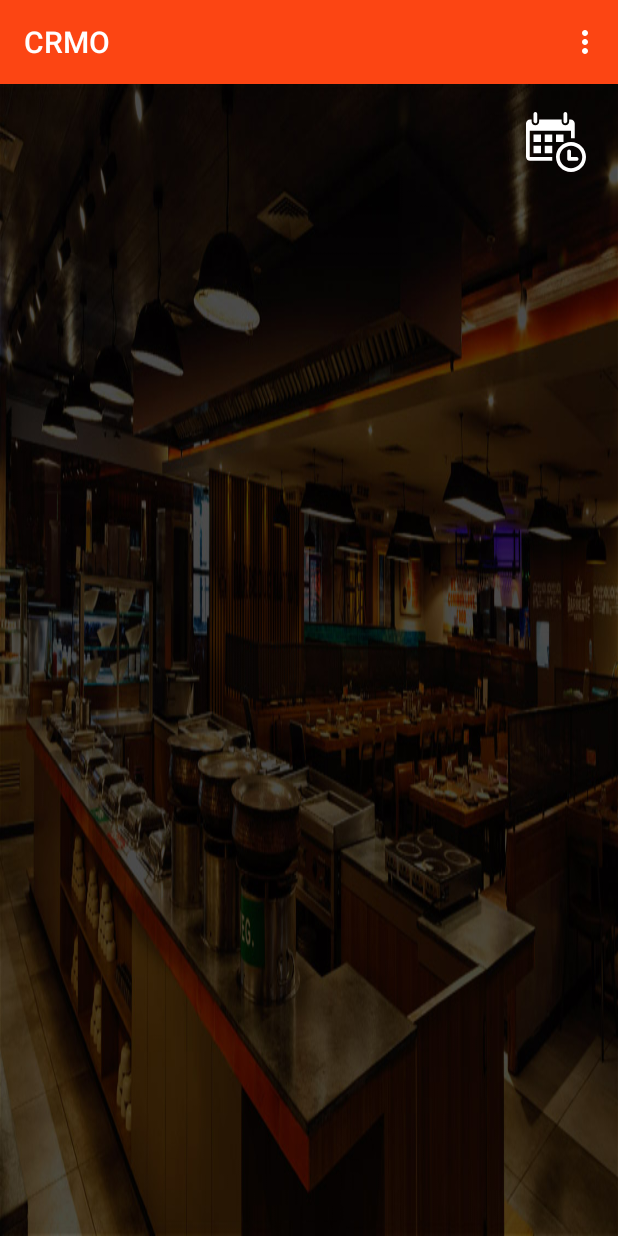
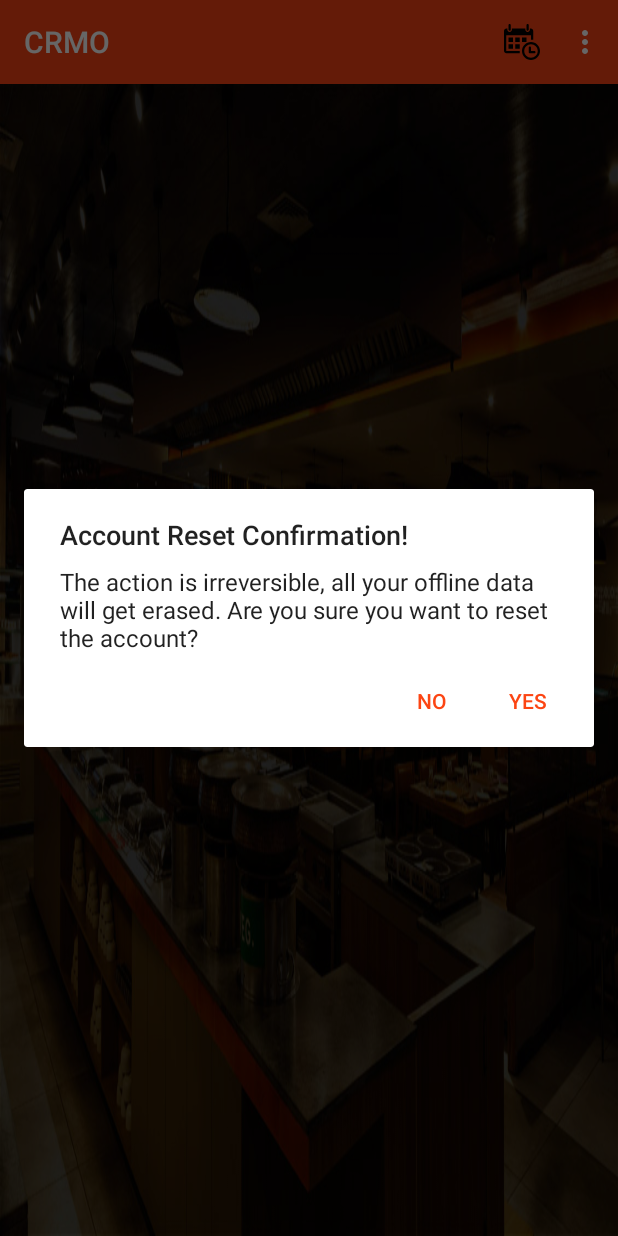
Before and after one commit to GAurav0812/bbq-crm-app, an Android app: the ReservationActivity screen opened directly, with no data from a screen before it, in the options menu, after a tap on "Reset Account", on a phone screen of 412 x 824 dp. Run offline under Robolectric (Android 15) with nearby library versions, the phone set to English and light mode, and no system bars; 1 statement that could not run was skipped.

Commit message:
2nd Commit

```diff
--- a/app/src/main/AndroidManifest.xml
+++ b/app/src/main/AndroidManifest.xml
@@ -13,7 +13,8 @@
             android:supportsRtl="true"
             android:screenOrientation="portrait"
             android:theme="@style/AppTheme.NoActionBar">
-        <activity android:name=".SplashScreen">
+        <activity android:name=".SplashScreen"
+                  android:screenOrientation="portrait">
             <intent-filter>
                 <action android:name="android.intent.action.MAIN"/>
 
@@ -36,6 +37,8 @@
         <activity android:name=".ConfigureActivity"
                   android:screenOrientation="portrait">
         </activity>
+        <activity android:name=".pages.WebViewActivity">
+        </activity>
     </application>
 
 </manifest>
--- a/app/src/main/java/bbq/com/app/ReservationActivity.java
+++ b/app/src/main/java/bbq/com/app/ReservationActivity.java
@@ -2,22 +2,25 @@ package bbq.com.app;
 
 import android.app.DatePickerDialog;
 import android.app.Dialog;
+import android.app.ProgressDialog;
+import android.content.DialogInterface;
 import android.graphics.Color;
 import android.support.v4.app.Fragment;
 import android.support.design.widget.TabLayout;
 import android.support.v4.app.FragmentManager;
 import android.support.v4.app.FragmentPagerAdapter;
 import android.support.v4.view.ViewPager;
+import android.support.v7.app.AlertDialog;
 import android.support.v7.app.AppCompatActivity;
 import android.os.Bundle;
+import android.support.v7.app.AlertDialog;
 import android.view.Menu;
 import android.view.MenuItem;
 import android.view.View;
-import android.widget.DatePicker;
-import android.widget.EditText;
-import android.widget.ImageView;
-import android.widget.ListView;
+import android.widget.*;
 import bbq.com.app.utils.AsyncRequest;
+import bbq.com.app.utils.DetectConnection;
+import bbq.com.app.utils.SessionManager;
 import org.json.JSONArray;
 import org.json.JSONException;
 import org.json.JSONObject;
@@ -31,13 +34,16 @@ public class ReservationActivity extends AppCompatActivity implements AsyncReque
 
     private TabLayout tabLayout;
     private ViewPager viewPager;
+    SessionManager sessionManager;
     ListView sessionListView;
     ArrayList<SessionsObject> sessionObjectArrayList;
     ArrayList<CustomerInfoObject> customerInfoObjectArrayList;
     private String[] title;
+    ProgressDialog pDialog;
     private int mYear, mMonth, mDay, mHour, mMinute;
     String txtDate;
     String date;
+    JSONArray unSyncArray = new JSONArray();
 
     @Override
     protected void onCreate(Bundle savedInstanceState) {
@@ -56,24 +62,13 @@ public class ReservationActivity extends AppCompatActivity implements AsyncReque
 
 
 
-        date = (ImageView) findViewById(R.id.ic_calender);
-        date.setOnClickListener(this);
+        /*date = (ImageView) findViewById(R.id.ic_calender);
+        date.setOnClickListener(this);*/
         String address = "reservation.json";
         AsyncRequest requestList = new AsyncRequest(ReservationActivity.this, "GET");
         requestList.execute(address);
     }
 
-
-    @Override
-    public boolean onOptionsItemSelected(MenuItem item) {
-        switch (item.getItemId()) {
-            case android.R.id.home:
-                this.finish();
-                return true;
-            default:
-                return super.onOptionsItemSelected(item);
-        }
-    }
 
     private void setupViewPager(ViewPager viewPager) {
         ViewPagerAdapter adapter = new ViewPagerAdapter(getSupportFragmentManager());
@@ -146,11 +141,59 @@ public class ReservationActivity extends AppCompatActivity implements AsyncReque
         return true;
     }
 
-/*    private void loadInfo(){
-        String address = "reservation.json" ;
-        AsyncRequest requestList = new AsyncRequest(ReservationActivity.this,"GET");
-        requestList.execute(address);
-    }*/
+    @Override
+    public boolean onOptionsItemSelected(MenuItem item) {
+
+        switch (item.getItemId()) {
+            case R.id.refresh_session:
+
+                try {
+                    AsyncRequest get = new AsyncRequest(ReservationActivity.this, "GET", "outlet");
+                    get.setPreloaderString("Syncing..");
+                    JSONObject respJSON = new JSONObject(sessionManager.getStoreDetails().get(SessionManager.OUTLET_DETAILS));
+                    get.execute("outlet/outletInfo/" + respJSON.getString("posStoreId"));
+                } catch (JSONException e) {
+                    e.printStackTrace();
+                }
+
+                return true;
+            case R.id.reset_setting:
+            /*   if (getOfflineFeeds().length() > 0) {
+                    Toast tst = Toast.makeText(getApplicationContext(), "Reset not allowed! You have unsynced feedback.", Toast.LENGTH_LONG);
+                    tst.show();
+                    return false;
+                }*/
+                AlertDialog.Builder builder = new AlertDialog.Builder(ReservationActivity.this);
+                builder.setTitle("Account Reset Confirmation!");
+                builder.setMessage("The action is irreversible, all your offline data will get erased. Are you sure you want to reset the account?")
+                        .setPositiveButton("Yes", new DialogInterface.OnClickListener() {
+                            public void onClick(DialogInterface dialog, int id) {
+                                String FILENAME = "offline_feed";
+                                try {
+                                    String imageName = "banner_";
+                                    JSONObject storedJSON = new JSONObject(sessionManager.getStoreDetails().get(SessionManager.OUTLET_DETAILS));
+                                    imageName += String.valueOf(storedJSON.getInt("id")) + ".png";
+                                    getApplicationContext().deleteFile(imageName);
+                                } catch (JSONException e) {
+                                    e.printStackTrace();
+                                }
+                                sessionManager.clearAccount();
+                                getApplicationContext().deleteFile(FILENAME);
+                                finish();
+                            }
+                        })
+                        .setNegativeButton("No", new DialogInterface.OnClickListener() {
+                            public void onClick(DialogInterface dialog, int id) {
+                                dialog.cancel();
+                            }
+                        });
+                // Create the AlertDialog object and return it
+                builder.show();
+                return true;
+            default:
+                return super.onOptionsItemSelected(item);
+        }
+    }
 
     public void asyncResponse(String response, String label) {
 
--- /dev/null
+++ b/app/src/main/res/drawable/ic_mobile.xml
@@ -0,0 +1,4 @@
+<vector android:height="24dp" android:viewportHeight="27.442"
+    android:viewportWidth="27.442" android:width="24dp" xmlns:android="http://schemas.android.com/apk/res/android">
+    <path android:fillColor="#FF000000" android:pathData="M19.494,0H7.948C6.843,0 5.951,0.896 5.951,1.999v23.446c0,1.102 0.892,1.997 1.997,1.997h11.546c1.103,0 1.997,-0.895 1.997,-1.997V1.999C21.491,0.896 20.597,0 19.494,0zM10.872,1.214h5.7c0.144,0 0.261,0.215 0.261,0.481s-0.117,0.482 -0.261,0.482h-5.7c-0.145,0 -0.26,-0.216 -0.26,-0.482C10.612,1.429 10.727,1.214 10.872,1.214zM13.722,25.469c-0.703,0 -1.275,-0.572 -1.275,-1.276s0.572,-1.274 1.275,-1.274c0.701,0 1.273,0.57 1.273,1.274S14.423,25.469 13.722,25.469zM19.995,21.1H7.448V3.373h12.547V21.1z"/>
+</vector>
--- a/app/src/main/res/layout/activity_reservation_view.xml
+++ b/app/src/main/res/layout/activity_reservation_view.xml
@@ -20,7 +20,7 @@
             android:layout_width="match_parent"
             android:layout_height="wrap_content"
             app:tabMode="fixed"
-            app:tabGravity="center"/>
+            app:tabGravity="fill"/>
 
     <android.support.v4.view.ViewPager
             android:id="@+id/viewpager"
@@ -37,14 +37,14 @@
             android:layout_alignParentTop="true"
             android:layout_alignParentRight="true"
             android:layout_alignParentEnd="true">
-        <ImageView
+       <!-- <ImageView
                 android:adjustViewBounds="true"
                 android:layout_width="45dp"
                 android:layout_height="45dp"
                 android:tint="@color/white"
                 android:paddingRight="5dp"
                 android:id="@+id/ic_calender"
-                android:src="@drawable/ic_calendar"/>
+                android:src="@drawable/ic_calendar"/>-->
     </LinearLayout>
 
 </RelativeLayout>
--- a/app/src/main/res/menu/activity_reservation_screen_settings.xml
+++ b/app/src/main/res/menu/activity_reservation_screen_settings.xml
@@ -2,13 +2,21 @@
       xmlns:app="http://schemas.android.com/apk/res-auto"
       xmlns:tools="http://schemas.android.com/tools">
     <item
-            android:id="@+id/sync_setting"
+            android:id="@+id/ic_calender"
+            android:icon="@drawable/ic_calendar"
+            android:title="Date"
+            android:tint="@color/white"
+            app:showAsAction="ifRoom"/>
+    <item
+            android:id="@+id/refresh_session"
             android:title="Refresh"
+            app:showAsAction="never"
             android:orderInCategory="100"
     />
 
     <item
             android:id="@+id/reset_setting"
+            app:showAsAction="never"
             android:title="Reset Account"
             android:orderInCategory="102"
     />
```
Also changed, not shown: app/src/main/java/bbq/com/app/SessionListAdapter.java (+24 -4 lines), app/src/main/java/bbq/com/app/pages/WebViewActivity.java (added, +48 -0 lines), app/src/main/java/bbq/com/app/utils/Constants.java (added, +9 -0 lines), app/src/main/java/bbq/com/app/utils/SessionManager.java (+4 -5 lines), app/src/main/res/drawable/ic_table.xml (added, +20 -0 lines), app/src/main/res/layout/activity_webview.xml (added, +16 -0 lines), app/src/main/res/layout/session_item_list.xml (+4 -4 lines), app/src/main/res/layout/session_list_item.xml (added, +131 -0 lines).
